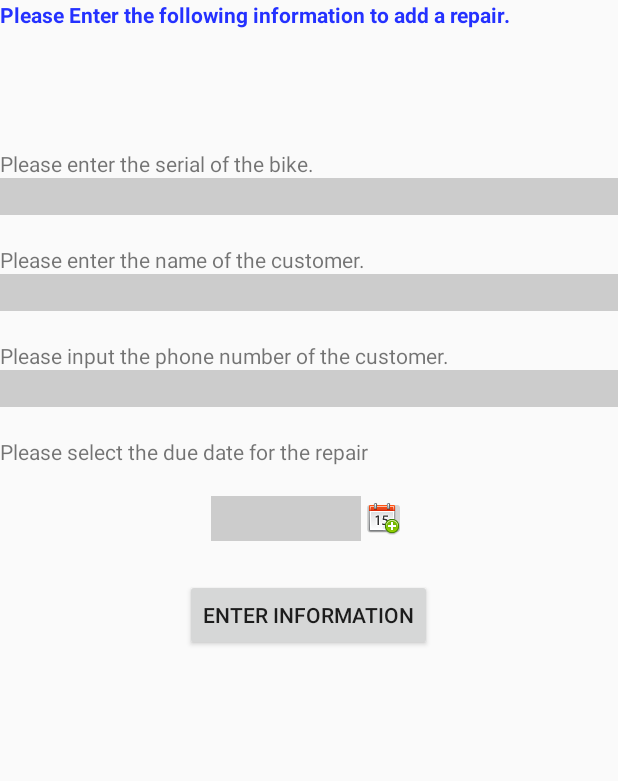
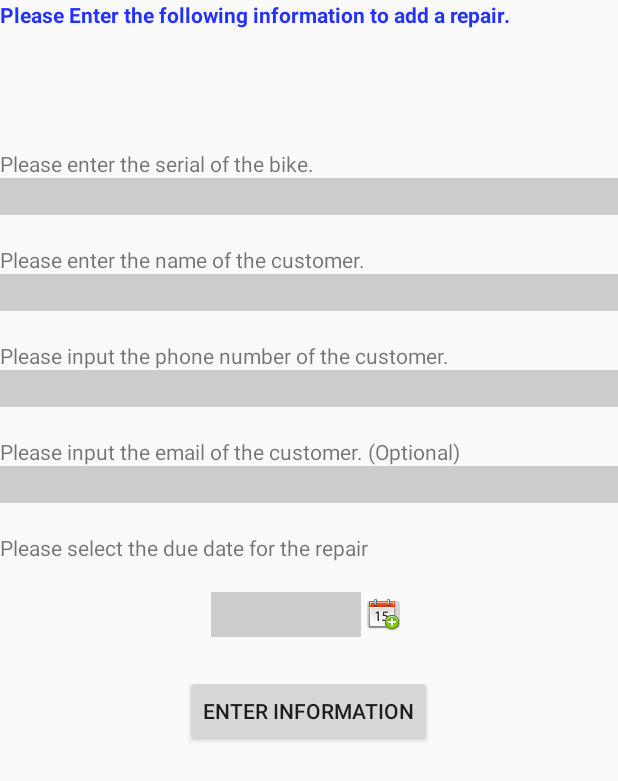
Before and after one commit to jahuey777/SoftwareProject540, an Android app: the AddingRepair screen opened directly, with no data from a screen before it, on a phone screen of 412 x 824 dp. Shown: the top 781 px of the screen. Run offline under Robolectric (Android 15) with nearby library versions, the light colour scheme and no system bars.

Commit message:
added last thing which was an email. Also fixed several bugs. Still need to look for more

```diff
--- a/Bikes/app/src/main/res/layout/adding_repair.xml
+++ b/Bikes/app/src/main/res/layout/adding_repair.xml
@@ -80,6 +80,22 @@
             android:layout_marginTop="20dp"
             android:layout_width="wrap_content"
             android:layout_height="fill_parent"
+            android:text="Please input the email of the customer. (Optional)" />
+
+        <EditText
+            android:id="@+id/addRepairEmail"
+            android:layout_width="fill_parent"
+            android:layout_height="fill_parent"
+            android:background="#CCCCCC"
+            android:ems="10"
+            android:inputType="textEmailAddress"
+            />
+
+        <TextView
+            android:id="@+id/textView4"
+            android:layout_marginTop="20dp"
+            android:layout_width="wrap_content"
+            android:layout_height="fill_parent"
             android:text="Please select the due date for the repair"
             android:layout_marginBottom="20dp"/>
 
```
Also changed, not shown: Bikes/app/src/main/java/com/example/jaimejahuey/bikes/AddingRepair.java (+64 -3 lines), Bikes/app/src/main/java/com/example/jaimejahuey/bikes/MySQLiteHelper.java (+38 -9 lines), Bikes/app/src/main/java/com/example/jaimejahuey/bikes/singleRepair.java (+14 -1 lines), Bikes/app/src/main/java/com/example/jaimejahuey/bikes/viewCompletedRepairs.java (+5 -6 lines), Bikes/app/src/main/res/layout/single_repair.xml (+24 -2 lines).
